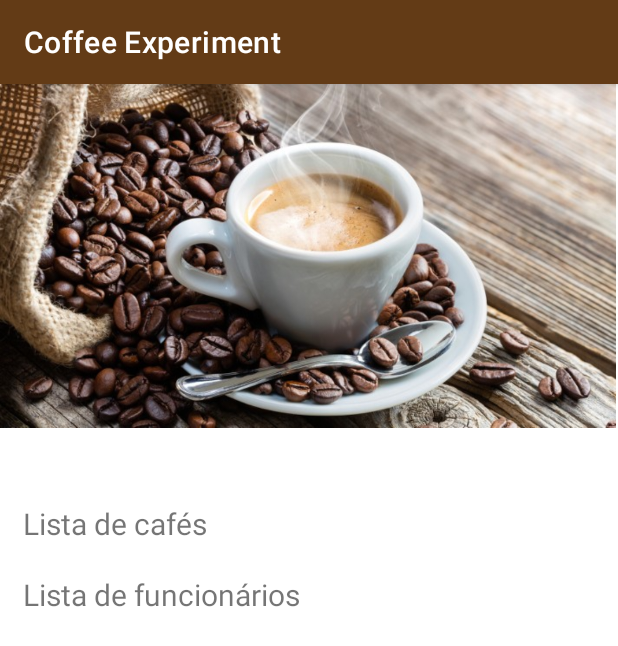
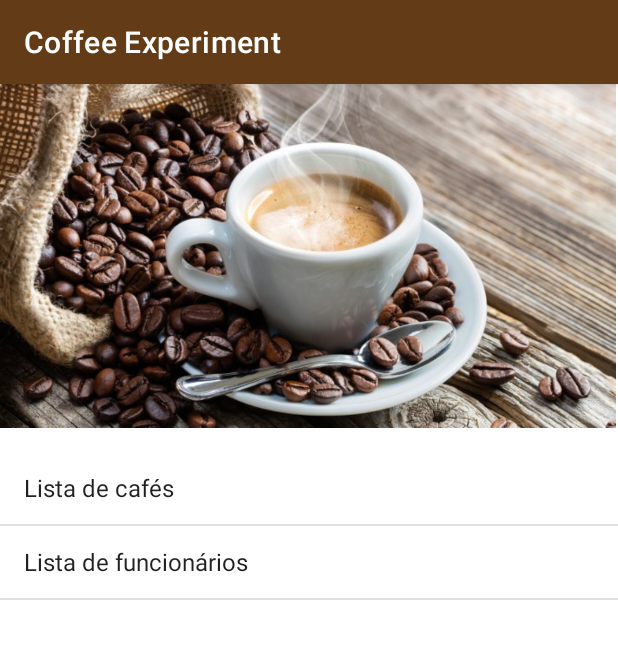
Before and after one commit to nikolasFreitas/android-coffee-challenge, an Android app: the screen it shows after launch (MainActivity), after a tap on "Lista de funcionários", on a phone screen of 412 x 824 dp. Shown: the top 646 px of the screen. Run offline under Robolectric (Android 15) with nearby library versions, the phone set to English and light mode, and no system bars.

Commit message:
:recycle: Change menu of main activity to use listView

```diff
--- a/app/src/main/java/com/example/coffee_challenge/AddCoffeeActivity.java
+++ b/app/src/main/java/com/example/coffee_challenge/AddCoffeeActivity.java
@@ -25,6 +25,8 @@ public class AddCoffeeActivity extends AppCompatActivity {
     protected void onCreate(@Nullable Bundle savedInstanceState) {
         super.onCreate(savedInstanceState);
         setContentView(R.layout.activity_add_coffee);
+        setTitle("Adicionar café");
+
         configSaveButton();
     }
 
--- a/app/src/main/java/com/example/coffee_challenge/CoffeeListActivity.java
+++ b/app/src/main/java/com/example/coffee_challenge/CoffeeListActivity.java
@@ -23,6 +23,7 @@ public class CoffeeListActivity extends AppCompatActivity {
     protected void onCreate(@Nullable Bundle savedInstanceState) {
         super.onCreate(savedInstanceState);
         setContentView(R.layout.activity_coffee_list);
+        setTitle("Lista de cafés");
 
         listView = findViewById(R.id.listView_coffee);
         emptyListTextView = findViewById(R.id.textView_list_coffee_empty_message);
--- a/app/src/main/java/com/example/coffee_challenge/MainActivity.java
+++ b/app/src/main/java/com/example/coffee_challenge/MainActivity.java
@@ -4,26 +4,40 @@ import androidx.appcompat.app.AppCompatActivity;
 
 import android.content.Intent;
 import android.os.Bundle;
-import android.view.View;
+import android.widget.AdapterView;
+import android.widget.ArrayAdapter;
+import android.widget.ListView;
 import android.widget.Toast;
 
 public class MainActivity extends AppCompatActivity {
+    private ListView listView;
+    private String[] menuOptions;
 
     @Override
     protected void onCreate(Bundle savedInstanceState) {
         super.onCreate(savedInstanceState);
         setContentView(R.layout.activity_main);
 
-        attachMenuListeners();
+        menuOptions = new String[] {
+                getString(R.string.main_menu_coffee_option),
+                getString(R.string.main_menu_employee_option)
+        };
+
+        configListView();
     }
 
-    View.OnClickListener onItemClick = (e) -> {
-        int itemId = e.getId();
+    private void configListView() {
+        listView = findViewById(R.id.listView_main_menu);
+        ArrayAdapter<String> listViewAdapter = new ArrayAdapter<>(this, android.R.layout.simple_list_item_1, menuOptions);
+        listView.setAdapter(listViewAdapter);
+        listView.setOnItemClickListener(onMenuItemClick);
+    }
+
+    AdapterView.OnItemClickListener onMenuItemClick = (parent, view, position, id) -> {
         Intent intent = null;
-        if(itemId == R.id.textView_coffee_option) {
+        if(position == 0) {
             intent = new Intent(this, CoffeeListActivity.class);
-
-        } else if (itemId == R.id.textView_employees_option) {
+        } else if (position == 1) {
             Toast.makeText(this, "Clickou no funcionário, não implementado", Toast.LENGTH_SHORT).show();
         }
 
@@ -32,8 +46,4 @@ public class MainActivity extends AppCompatActivity {
         }
     };
 
-    public void attachMenuListeners() {
-        findViewById(R.id.textView_coffee_option).setOnClickListener(onItemClick);
-        findViewById(R.id.textView_employees_option).setOnClickListener(onItemClick);
-    }
 }
--- a/app/src/main/res/layout/activity_main.xml
+++ b/app/src/main/res/layout/activity_main.xml
@@ -11,6 +11,7 @@
         android:layout_width="wrap_content"
         android:layout_height="0dp"
         android:adjustViewBounds="true"
+        android:contentDescription="Banner de café"
         android:scaleType="fitCenter"
         android:visibility="visible"
         app:layout_constraintEnd_toEndOf="parent"
@@ -19,29 +20,14 @@
         app:layout_constraintTop_toTopOf="parent"
         app:srcCompat="@drawable/coffee_banner" />
 
-    <TextView
-        android:id="@+id/textView_coffee_option"
+    <ListView
+        android:id="@+id/listView_main_menu"
         android:layout_width="0dp"
-        android:layout_height="wrap_content"
-        android:layout_marginTop="40dp"
-        android:paddingHorizontal="15dp"
-        android:paddingVertical="10dp"
-        android:text="@string/main_menu_coffee_option"
-        android:textSize="20sp"
+        android:layout_height="0dp"
+        android:layout_marginTop="16dp"
+        app:layout_constraintBottom_toBottomOf="parent"
         app:layout_constraintEnd_toEndOf="parent"
         app:layout_constraintStart_toStartOf="parent"
         app:layout_constraintTop_toBottomOf="@+id/imageView2" />
 
-    <TextView
-        android:id="@+id/textView_employees_option"
-        android:layout_width="0dp"
-        android:layout_height="wrap_content"
-        android:lineSpacingExtra="12sp"
-        android:paddingHorizontal="15dp"
-        android:paddingVertical="10dp"
-        android:text="@string/main_menu_employee_option"
-        android:textSize="20sp"
-        app:layout_constraintEnd_toEndOf="parent"
-        app:layout_constraintStart_toStartOf="parent"
-        app:layout_constraintTop_toBottomOf="@+id/textView_coffee_option" />
 </androidx.constraintlayout.widget.ConstraintLayout>
```
